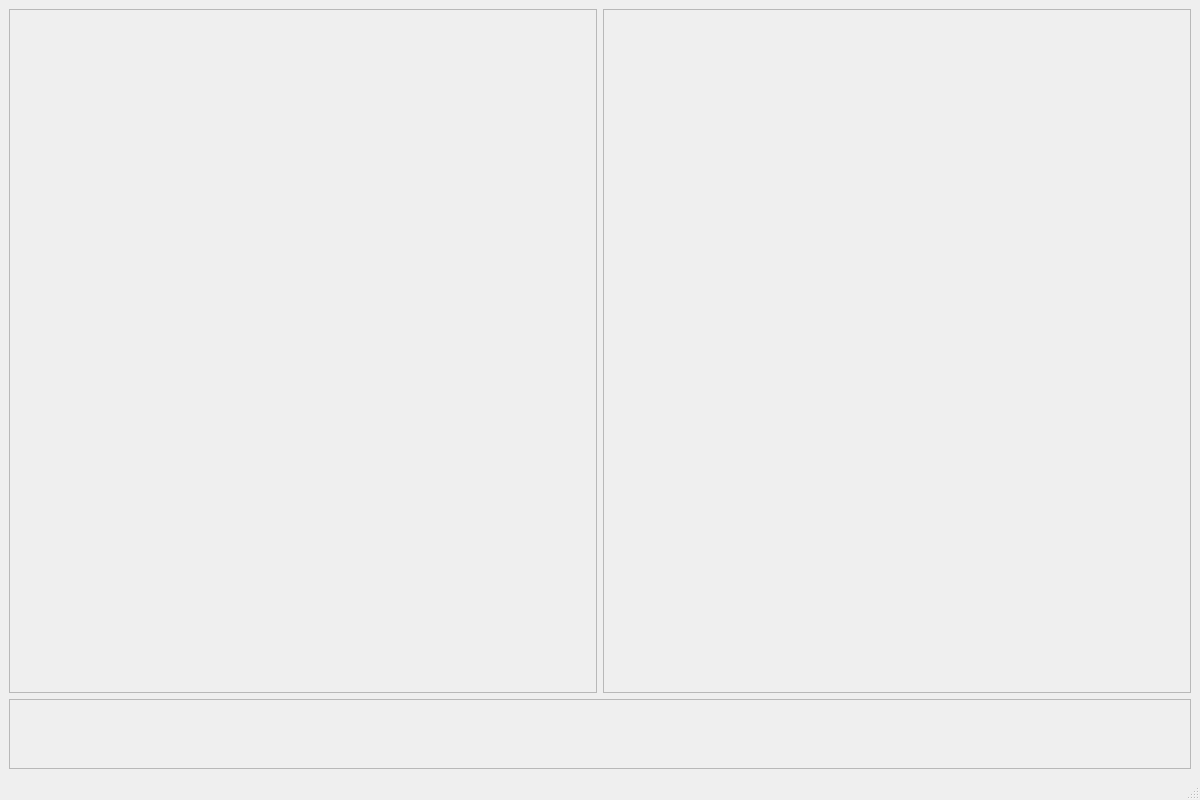
j-stechly/NPG-Dziennik-diabetyka, file ui/main_window.ui: the form before one commit.
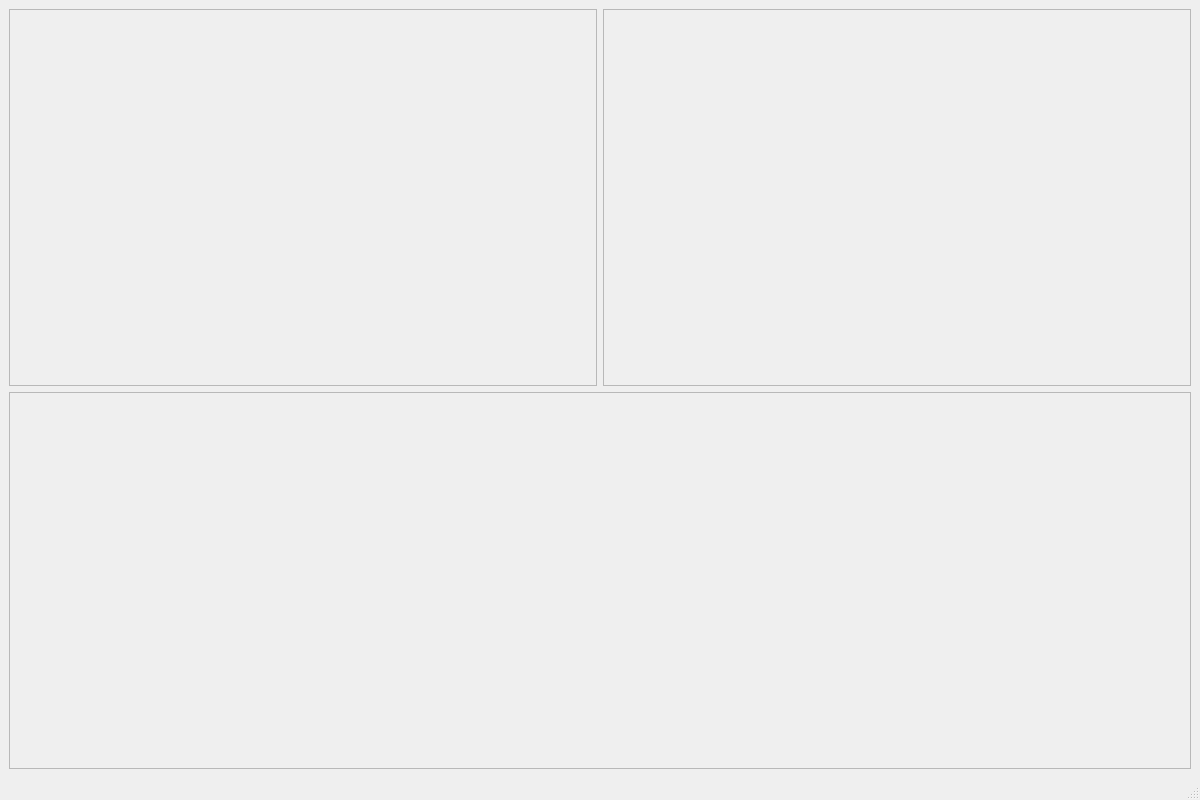
The form after the commit.

The edit to the form file:
```diff
--- a/ui/main_window.ui
+++ b/ui/main_window.ui
@@ -75,7 +75,7 @@
       <property name="maximumSize">
        <size>
         <width>16777215</width>
-        <height>70</height>
+        <height>16777215</height>
        </size>
       </property>
       <property name="frameShape">
```
Left out of the diff: 2 changed lines with no effect on the pictures.
